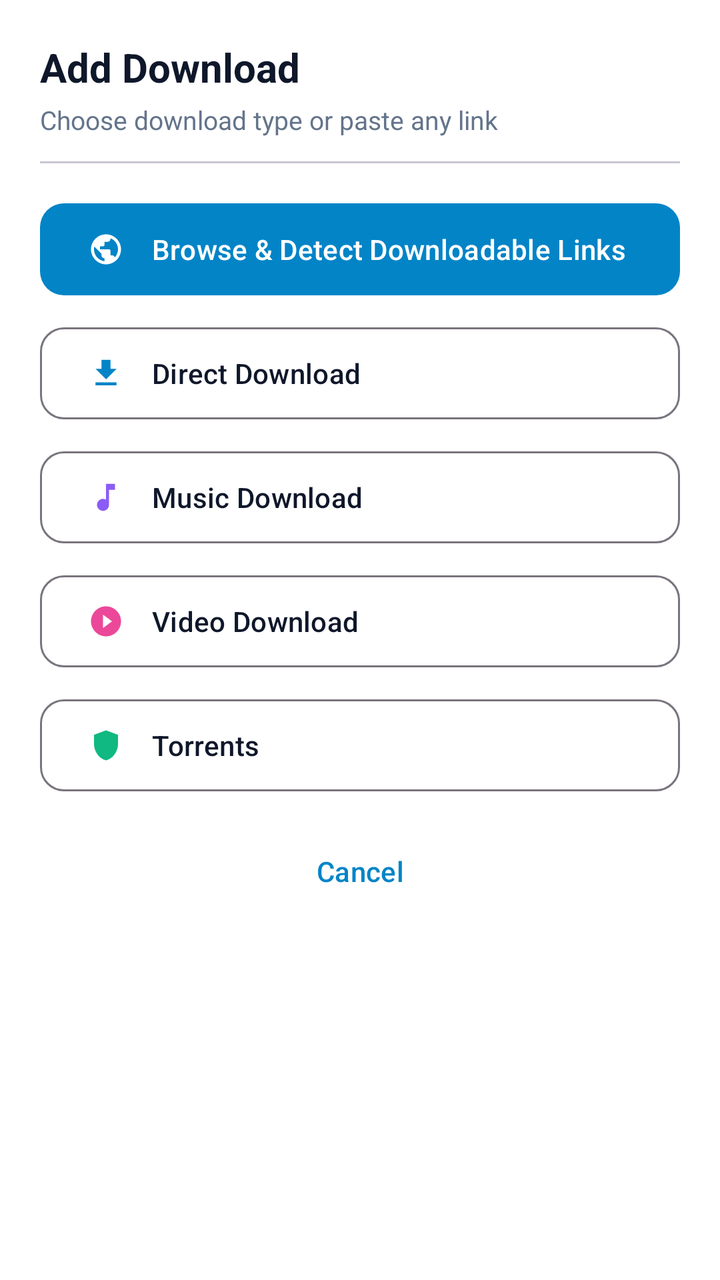
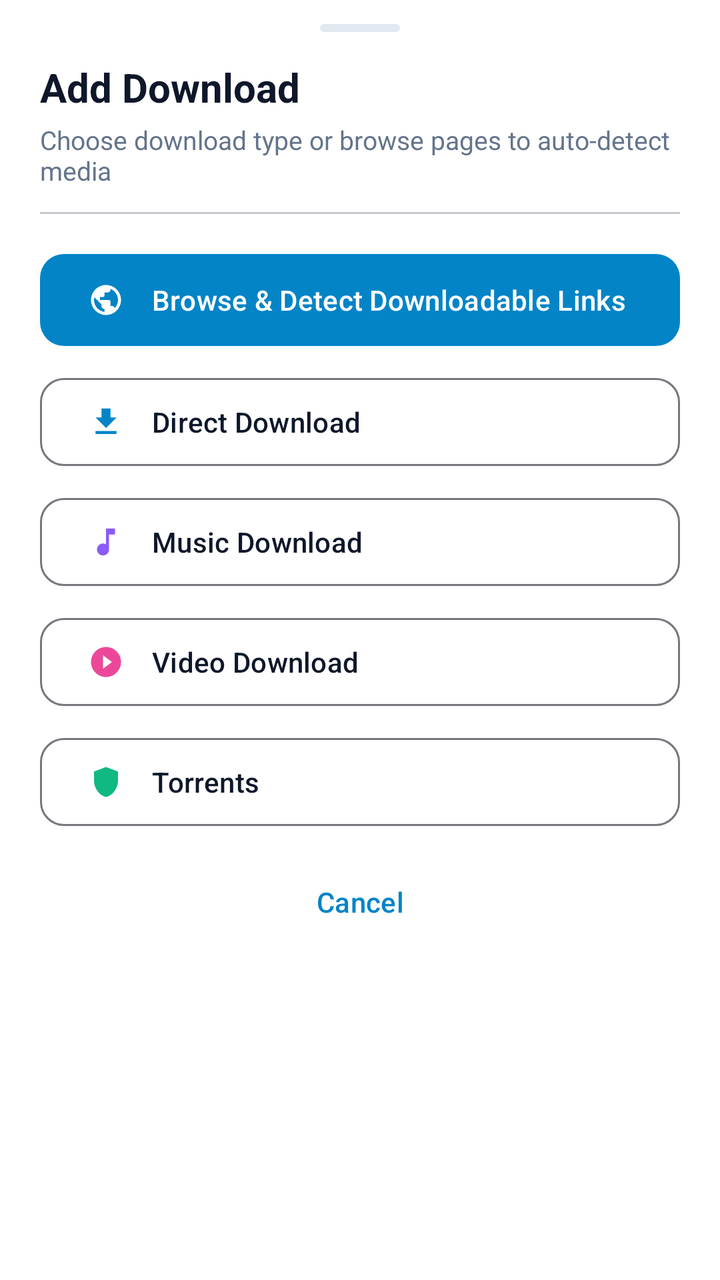

Two renders of the same Android screen: before a commit and after it. Below are the layout's source before the change and the commit's diff.
<!-- AndroidManifest.xml: application theme Theme.DownloadManager -->
<!-- res/layout/bottom_sheet_add_download.xml -->
<?xml version="1.0" encoding="utf-8"?>
<LinearLayout
    xmlns:android="http://schemas.android.com/apk/res/android"
    xmlns:app="http://schemas.android.com/apk/res-auto"
    android:layout_width="match_parent"
    android:layout_height="wrap_content"
    android:background="@color/colorSurface"
    android:orientation="vertical"
    android:padding="20dp">

    <TextView
        android:layout_width="match_parent"
        android:layout_height="wrap_content"
        android:text="@string/add_download"
        android:textColor="@color/colorOnSurface"
        android:textSize="20sp"
        android:textStyle="bold" />

    <TextView
        android:layout_width="match_parent"
        android:layout_height="wrap_content"
        android:layout_marginTop="4dp"
        android:text="Choose download type or paste any link"
        android:textColor="@color/gray"
        android:textSize="13sp" />

    <com.google.android.material.divider.MaterialDivider
        android:layout_width="match_parent"
        android:layout_height="1dp"
        android:layout_marginVertical="12dp" />

    <com.google.android.material.button.MaterialButton
        android:id="@+id/btnBrowserDownload"
        style="@style/Widget.Material3.Button.TonalButton"
        android:layout_width="match_parent"
        android:layout_height="54dp"
        android:layout_marginVertical="4dp"
        android:gravity="start|center_vertical"
        android:text="@string/browser_sniff_links"
        android:textColor="@android:color/white"
        app:backgroundTint="@color/colorPrimary"
        app:cornerRadius="12dp"
        app:icon="@drawable/ic_browser"
        app:iconGravity="start"
        app:iconPadding="14dp"
        app:iconTint="@android:color/white" />

    <com.google.android.material.button.MaterialButton
        android:id="@+id/btnDirectDownload"
        style="@style/Widget.Material3.Button.OutlinedButton"
        android:layout_width="match_parent"
        android:layout_height="54dp"
        android:layout_marginVertical="4dp"
        android:gravity="start|center_vertical"
        android:text="@string/direct_download"
        android:textColor="@color/colorOnSurface"
        app:cornerRadius="12dp"
        app:icon="@drawable/ic_download"
        app:iconGravity="start"
        app:iconPadding="14dp"
        app:iconTint="@color/category_direct" />

    <com.google.android.material.button.MaterialButton
        android:id="@+id/btnMusicDownload"
        style="@style/Widget.Material3.Button.OutlinedButton"
        android:layout_width="match_parent"
        android:layout_height="54dp"
        android:layout_marginVertical="4dp"
        android:gravity="start|center_vertical"
        android:text="@string/music_download"
        android:textColor="@color/colorOnSurface"
        app:cornerRadius="12dp"
        app:icon="@drawable/ic_music"
        app:iconGravity="start"
        app:iconPadding="14dp"
        app:iconTint="@color/category_music" />

    <com.google.android.material.button.MaterialButton
        android:id="@+id/btnVideoDownload"
        style="@style/Widget.Material3.Button.OutlinedButton"
        android:layout_width="match_parent"
        android:layout_height="54dp"
        android:layout_marginVertical="4dp"
        android:gravity="start|center_vertical"
        android:text="@string/video_download"
        android:textColor="@color/colorOnSurface"
        app:cornerRadius="12dp"
        app:icon="@drawable/ic_video"
        app:iconGravity="start"
        app:iconPadding="14dp"
        app:iconTint="@color/category_video" />

    <com.google.android.material.button.MaterialButton
        android:id="@+id/btnTorrentDownload"
        style="@style/Widget.Material3.Button.OutlinedButton"
        android:layout_width="match_parent"
        android:layout_height="54dp"
        android:layout_marginVertical="4dp"
        android:gravity="start|center_vertical"
        android:text="@string/torrents"
        android:textColor="@color/colorOnSurface"
        app:cornerRadius="12dp"
        app:icon="@drawable/ic_torrent"
        app:iconGravity="start"
        app:iconPadding="14dp"
        app:iconTint="@color/category_torrent" />

    <com.google.android.material.button.MaterialButton
        android:id="@+id/btnCancel"
        style="@style/Widget.Material3.Button.TextButton"
        android:layout_width="match_parent"
        android:layout_height="wrap_content"
        android:layout_marginTop="8dp"
        android:text="@string/cancel" />
</LinearLayout>
<!-- resources referenced by this layout -->
<resources>
  <color name="category_direct">#FF0284C7</color>
  <color name="category_music">#FF8B5CF6</color>
  <color name="category_torrent">#FF10B981</color>
  <color name="category_video">#FFEC4899</color>
  <color name="colorOnSurface">#FF0F172A</color>
  <color name="colorPrimary">#FF0284C7</color>
  <color name="colorSurface">#FFFFFFFF</color>
  <color name="gray">#FF64748B</color>
  <!-- drawable ic_download (drawable) -->
  <?xml version="1.0" encoding="utf-8"?>
  <vector xmlns:android="http://schemas.android.com/apk/res/android"
      android:width="24dp"
      android:height="24dp"
      android:viewportWidth="24"
      android:viewportHeight="24">
      <path
          android:fillColor="#FF000000"
          android:pathData="M19,9h-4V3H9v6H5l7,7 7,-7zM5,18v2h14v-2H5z" />
  </vector>
  <!-- drawable ic_music (drawable) -->
  <?xml version="1.0" encoding="utf-8"?>
  <vector xmlns:android="http://schemas.android.com/apk/res/android"
      android:width="24dp"
      android:height="24dp"
      android:viewportWidth="24"
      android:viewportHeight="24">
      <path
          android:fillColor="#FF000000"
          android:pathData="M12,3v10.55c-0.59,-0.34 -1.27,-0.55 -2,-0.55 -2.21,0 -4,1.79 -4,4s1.79,4 4,4 4,-1.79 4,-4V7h4V3h-6z" />
  </vector>
  <!-- drawable ic_video (drawable) -->
  <?xml version="1.0" encoding="utf-8"?>
  <vector xmlns:android="http://schemas.android.com/apk/res/android"
      android:width="24dp"
      android:height="24dp"
      android:viewportWidth="24"
      android:viewportHeight="24">
      <path
          android:fillColor="#FF000000"
          android:pathData="M12,2C6.48,2 2,6.48 2,12s4.48,10 10,10 10,-4.48 10,-10S17.52,2 12,2zm-2,14.5v-9l6,4.5-6,4.5z" />
  </vector>
  <string name="add_download">Add Download</string>
  <string name="browser_sniff_links">Browse &amp; Detect Downloadable Links</string>
  <string name="cancel">Cancel</string>
  <string name="direct_download">Direct Download</string>
  <string name="music_download">Music Download</string>
  <string name="torrents">Torrents</string>
  <string name="video_download">Video Download</string>
  <style name="Theme.DownloadManager" parent="Theme.Material3.DayNight.NoActionBar">
          <item name="colorPrimary">@color/colorPrimary</item>
          <item name="colorPrimaryDark">@color/colorPrimaryDark</item>
          <item name="colorAccent">@color/colorAccent</item>
          <item name="colorSecondary">@color/colorAccent</item>
          <item name="colorOnPrimary">@color/colorOnPrimary</item>
          <item name="colorSurface">@color/colorSurface</item>
          <item name="colorOnSurface">@color/colorOnSurface</item>
          <item name="android:windowBackground">@color/colorBackground</item>
          <item name="android:statusBarColor">@color/colorHeaderBg</item>
          <item name="android:windowLightStatusBar">false</item>
      </style>
  <color name="colorPrimaryDark">#FF0F172A</color>
  <color name="colorAccent">#FF06B6D4</color>
  <color name="colorOnPrimary">#FFFFFFFF</color>
  <color name="colorBackground">#FFF1F5F9</color>
  <color name="colorHeaderBg">#FF0F172A</color>
  <!-- unchanged entries left out for length: 2 -->
</resources>

<!-- the commit's change to res/layout/bottom_sheet_add_download.xml (unified diff, before → after) -->
@@ -6,7 +6,18 @@
     android:layout_height="wrap_content"
     android:background="@color/colorSurface"
     android:orientation="vertical"
-    android:padding="20dp">
+    android:paddingHorizontal="20dp"
+    android:paddingTop="12dp"
+    android:paddingBottom="20dp">
+
+    
+    <View
+        android:layout_width="40dp"
+        android:layout_height="4dp"
+        android:layout_gravity="center_horizontal"
+        android:layout_marginBottom="14dp"
+        android:background="@drawable/card_background"
+        android:backgroundTint="@color/colorBorder" />
 
     <TextView
         android:layout_width="match_parent"
@@ -20,7 +31,7 @@
         android:layout_width="match_parent"
         android:layout_height="wrap_content"
         android:layout_marginTop="4dp"
-        android:text="Choose download type or paste any link"
+        android:text="Choose download type or browse pages to auto-detect media"
         android:textColor="@color/gray"
         android:textSize="13sp" />
 
@@ -49,7 +60,7 @@
         android:id="@+id/btnDirectDownload"
         style="@style/Widget.Material3.Button.OutlinedButton"
         android:layout_width="match_parent"
-        android:layout_height="54dp"
+        android:layout_height="52dp"
         android:layout_marginVertical="4dp"
         android:gravity="start|center_vertical"
         android:text="@string/direct_download"
@@ -64,7 +75,7 @@
         android:id="@+id/btnMusicDownload"
         style="@style/Widget.Material3.Button.OutlinedButton"
         android:layout_width="match_parent"
-        android:layout_height="54dp"
+        android:layout_height="52dp"
         android:layout_marginVertical="4dp"
         android:gravity="start|center_vertical"
         android:text="@string/music_download"
@@ -79,7 +90,7 @@
         android:id="@+id/btnVideoDownload"
         style="@style/Widget.Material3.Button.OutlinedButton"
         android:layout_width="match_parent"
-        android:layout_height="54dp"
+        android:layout_height="52dp"
         android:layout_marginVertical="4dp"
         android:gravity="start|center_vertical"
         android:text="@string/video_download"
@@ -94,7 +105,7 @@
         android:id="@+id/btnTorrentDownload"
         style="@style/Widget.Material3.Button.OutlinedButton"
         android:layout_width="match_parent"
-        android:layout_height="54dp"
+        android:layout_height="52dp"
         android:layout_marginVertical="4dp"
         android:gravity="start|center_vertical"
         android:text="@string/torrents"
@@ -109,7 +120,7 @@
         android:id="@+id/btnCancel"
         style="@style/Widget.Material3.Button.TextButton"
         android:layout_width="match_parent"
-        android:layout_height="wrap_content"
-        android:layout_marginTop="8dp"
+        android:layout_height="48dp"
+        android:layout_marginTop="6dp"
         android:text="@string/cancel" />
 </LinearLayout>
<!-- resource entries referenced after the edit -->
@@ -4,10 +4,18 @@
   <color name="category_music">#FF8B5CF6</color>
   <color name="category_torrent">#FF10B981</color>
   <color name="category_video">#FFEC4899</color>
+  <color name="colorBorder">#FFE2E8F0</color>
   <color name="colorOnSurface">#FF0F172A</color>
   <color name="colorPrimary">#FF0284C7</color>
   <color name="colorSurface">#FFFFFFFF</color>
   <color name="gray">#FF64748B</color>
+  <!-- drawable card_background (drawable) -->
+  <?xml version="1.0" encoding="utf-8"?>
+  <shape xmlns:android="http://schemas.android.com/apk/res/android">
+      <solid android:color="@color/colorSurface" />
+      <corners android:radius="16dp" />
+      <stroke android:width="1dp" android:color="@color/colorBorder" />
+  </shape>
   <!-- drawable ic_download (drawable) -->
   <?xml version="1.0" encoding="utf-8"?>
   <vector xmlns:android="http://schemas.android.com/apk/res/android"
@@ -57,14 +65,13 @@
           <item name="colorSurface">@color/colorSurface</item>
           <item name="colorOnSurface">@color/colorOnSurface</item>
           <item name="android:windowBackground">@color/colorBackground</item>
-          <item name="android:statusBarColor">@color/colorHeaderBg</item>
+          <item name="android:windowLayoutInDisplayCutoutMode" tools:targetApi="p">shortEdges</item>
           <item name="android:windowLightStatusBar">false</item>
       </style>
   <color name="colorPrimaryDark">#FF0F172A</color>
   <color name="colorAccent">#FF06B6D4</color>
   <color name="colorOnPrimary">#FFFFFFFF</color>
   <color name="colorBackground">#FFF1F5F9</color>
-  <color name="colorHeaderBg">#FF0F172A</color>
   <!-- unchanged entries left out for length: 2 -->
 </resources>
 
